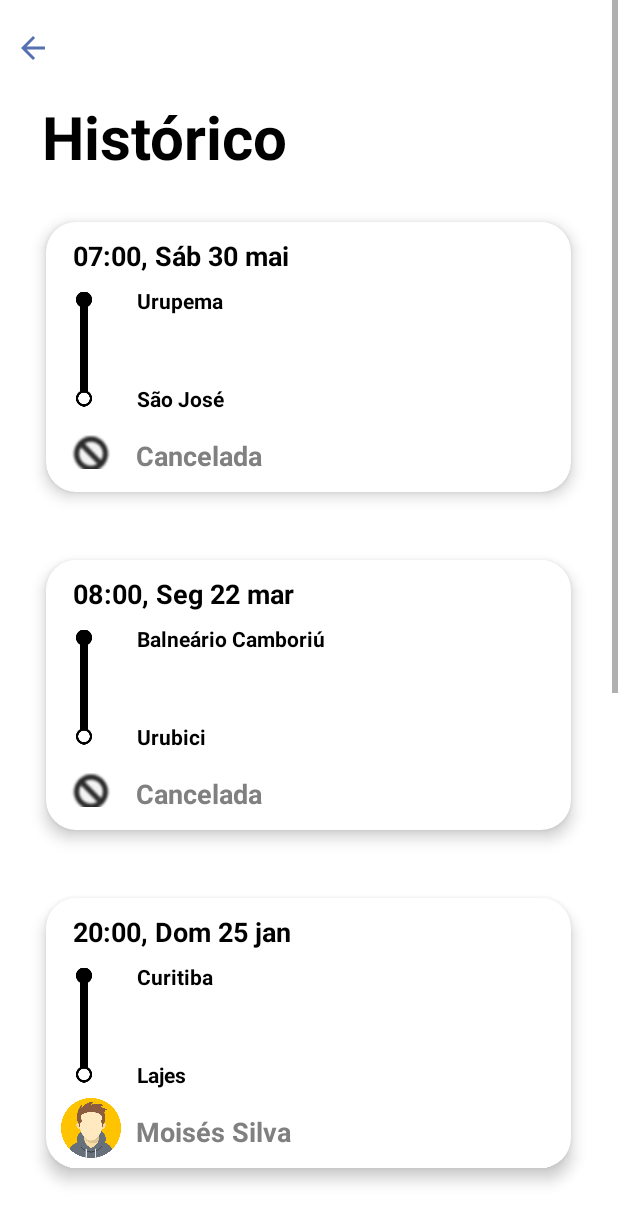
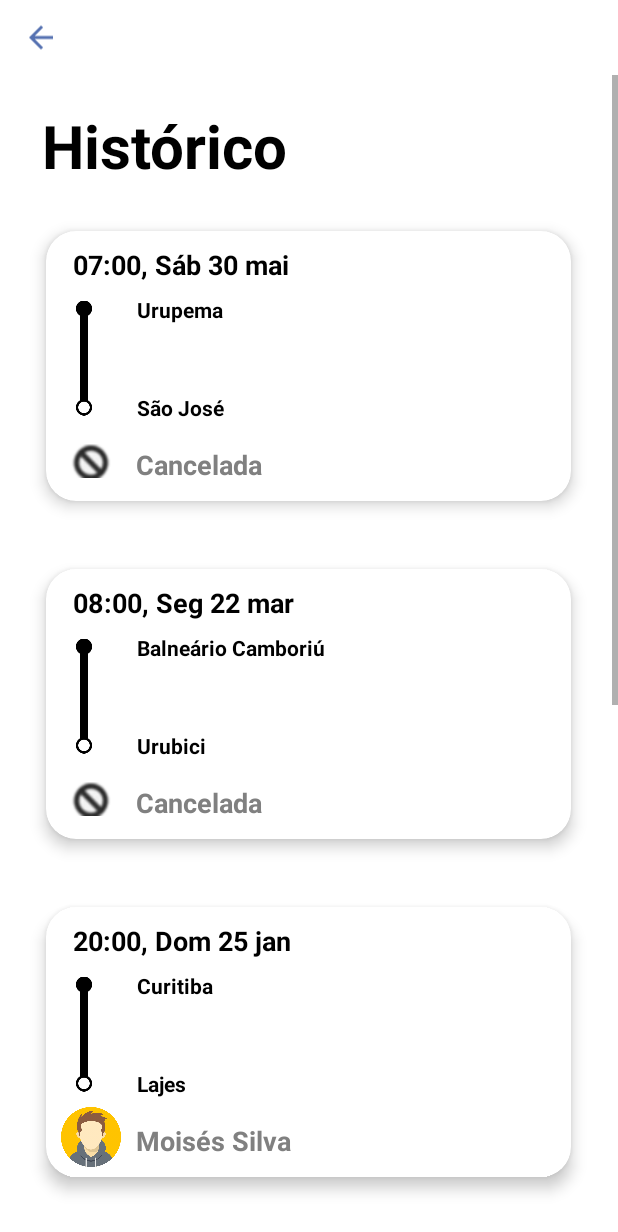
Before and after one commit to Herikc2/Unicar, an Android app: the layout activity_history.xml on its own in the app's theme, with its tools: preview values and no code run, on a phone screen of 412 x 824 dp. Shown: the top 1232 px of the screen. Run offline under Robolectric (Android 15) with nearby library versions, the phone set to English and light mode, and no system bars.

Commit message:
Fixed Back Button to the top (History Screen); Animation Splash to Login and Login to SignUp

```diff
--- a/app/src/main/res/layout/activity_history.xml
+++ b/app/src/main/res/layout/activity_history.xml
@@ -1,10 +1,27 @@
 <?xml version="1.0" encoding="utf-8"?>
-<ScrollView xmlns:android="http://schemas.android.com/apk/res/android"
+<LinearLayout
+    xmlns:android="http://schemas.android.com/apk/res/android"
     xmlns:app="http://schemas.android.com/apk/res-auto"
     xmlns:tools="http://schemas.android.com/tools"
     android:layout_width="match_parent"
     android:layout_height="match_parent"
     tools:context=".HistoryActivity"
+    android:background="#FFFFFF"
+    android:orientation="vertical">
+
+    <ImageView
+        android:id="@+id/history_back_button"
+        android:layout_width="wrap_content"
+        android:layout_marginLeft="15dp"
+        android:layout_height="50dp"
+        android:layout_gravity="left"
+
+        app:srcCompat="?attr/homeAsUpIndicator"
+        android:tint="#5571b1"/>
+
+    <ScrollView
+        android:layout_width="match_parent"
+        android:layout_height="match_parent"
         android:background="#FFFFFF">
 
         <LinearLayout
@@ -12,15 +29,7 @@
             android:layout_height="match_parent"
             android:orientation="vertical">
 
-        <ImageView
-            android:id="@+id/history_back_button"
-            android:layout_width="wrap_content"
-            android:layout_height="wrap_content"
-            android:layout_marginTop="20dp"
-            android:layout_gravity="left"
-            android:layout_marginLeft="10dp"
-            app:srcCompat="?attr/homeAsUpIndicator"
-            android:tint="#5571b1"/>
+
 
             <TextView
                 android:layout_width="wrap_content"
@@ -587,3 +596,5 @@
         </LinearLayout>
 
     </ScrollView>
+
+</LinearLayout>
--- a/app/src/main/res/layout/activity_main.xml
+++ b/app/src/main/res/layout/activity_main.xml
@@ -6,7 +6,8 @@
     android:layout_height="match_parent"
     tools:context=".MainActivity"
     android:orientation="vertical"
-    android:background="#FFFFFF">
+    android:background="#FFFFFF"
+    android:id="@+id/splash">
 
     <ImageView
         android:id="@+id/logo_splash"
@@ -14,6 +15,7 @@
         android:layout_height="300dp"
         android:layout_marginTop="200dp"
         android:layout_gravity="center"
-        android:src="@drawable/logo_unicar_no_bg"/>
+        android:src="@drawable/logo_unicar_no_bg"
+        android:transitionName="imageLogoSplashTransition"/>
 
 </LinearLayout>
--- a/app/src/main/res/values/styles.xml
+++ b/app/src/main/res/values/styles.xml
@@ -10,6 +10,7 @@
 
         <!-- Animation -->
         <item name="android:windowContentTransitions">true</item>
+        <item name="android:windowActivityTransitions">true</item>
     </style>
 
 </resources>
```
Also changed, not shown: app/src/main/java/com/example/unicar/LoginActivity.java (+18 -1 lines), app/src/main/java/com/example/unicar/MainActivity.java (+14 -5 lines), app/src/main/res/layout/activity_login.xml (+12 -5 lines), app/src/main/res/layout/activity_sign_up.xml (+10 -5 lines), app/src/main/res/drawable-v24/logo_unicar_no_bg.png, app/src/main/res/drawable-v24/logo_unicar_no_png_splash.png (deleted). Lines whose indentation alone changed are shown as unchanged.
